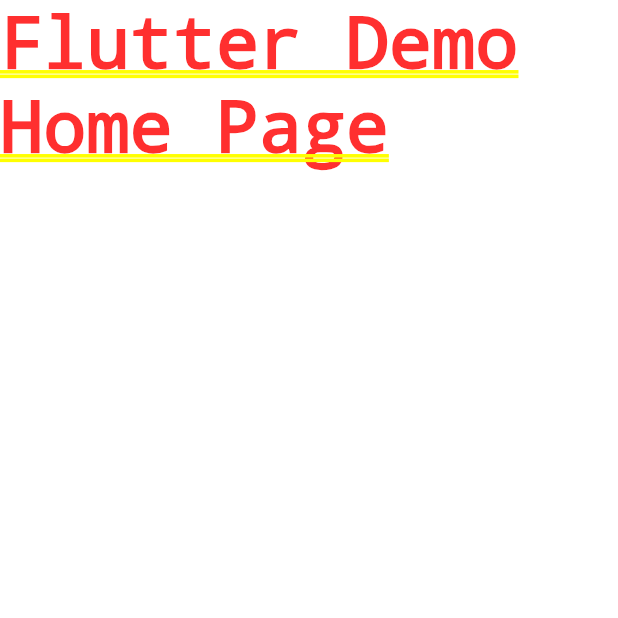
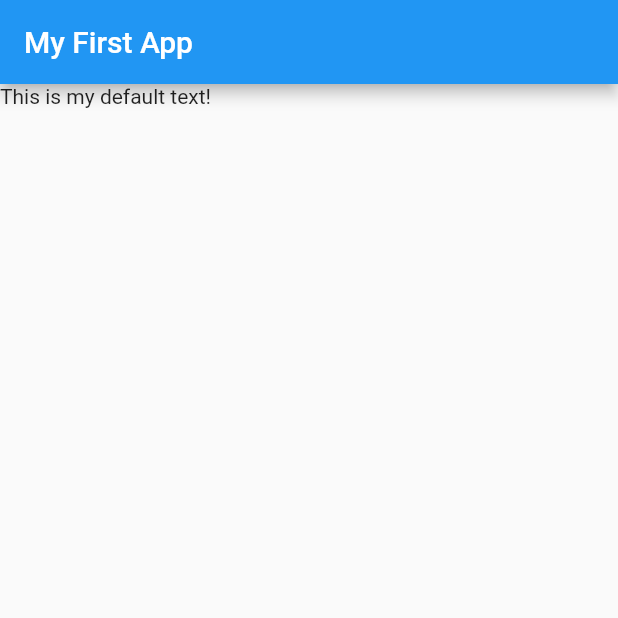
Before and after one commit to Radeonisos/formation-flutter, a Flutter app: the screen it shows after launch, on a phone screen of 412 x 824 dp, the top half of it. Run offline on Flutter 3.47's test engine with Material 2 defaults, Android fonts, the phone set to English and light mode, and no system bars.

Commit message:
no message

```diff
--- a/flutter_first_app/lib/main.dart
+++ b/flutter_first_app/lib/main.dart
@@ -12,7 +12,13 @@ class MyApp extends StatelessWidget {
       theme: ThemeData(
         primarySwatch: Colors.blue,
       ),
-      home: Text('Flutter Demo Home Page'),
+      debugShowCheckedModeBanner: false,
+      home: Scaffold(
+        appBar: AppBar(
+          title: Text("My First App"),
+        ),
+        body: Text('This is my default text!'),
+      ),
     );
   }
 }
```
